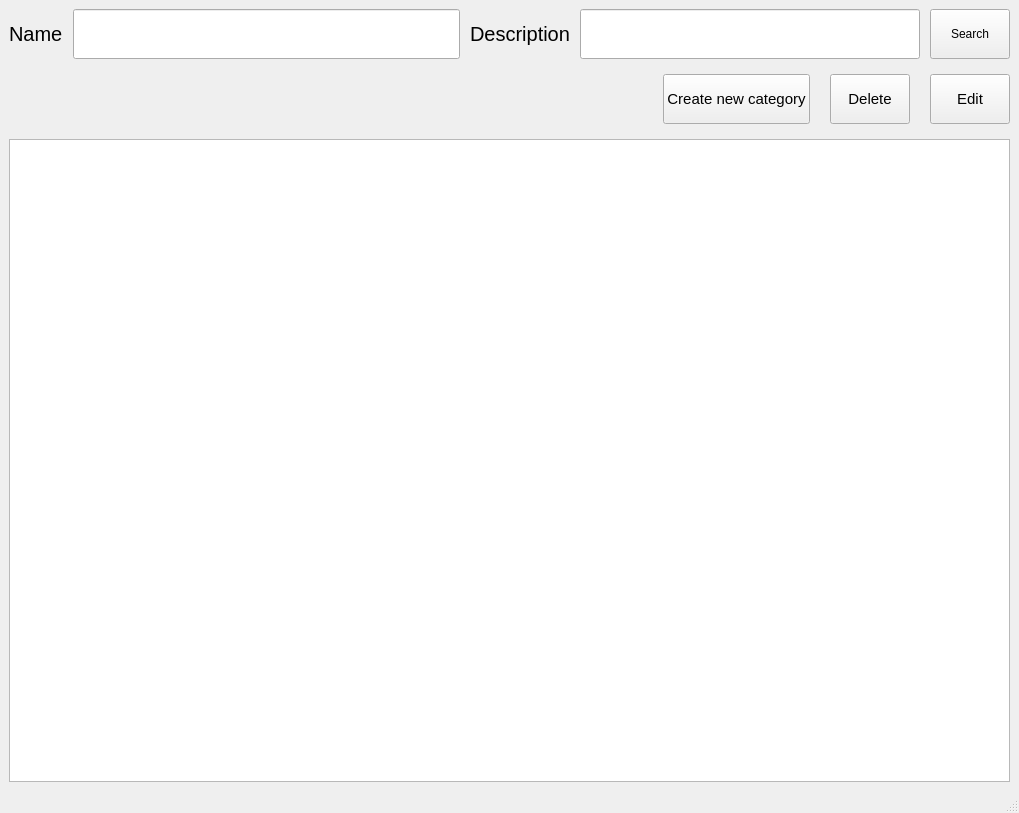
nasserahmed96/invoces_manager, file forms/category_manager.ui: the form before one commit.
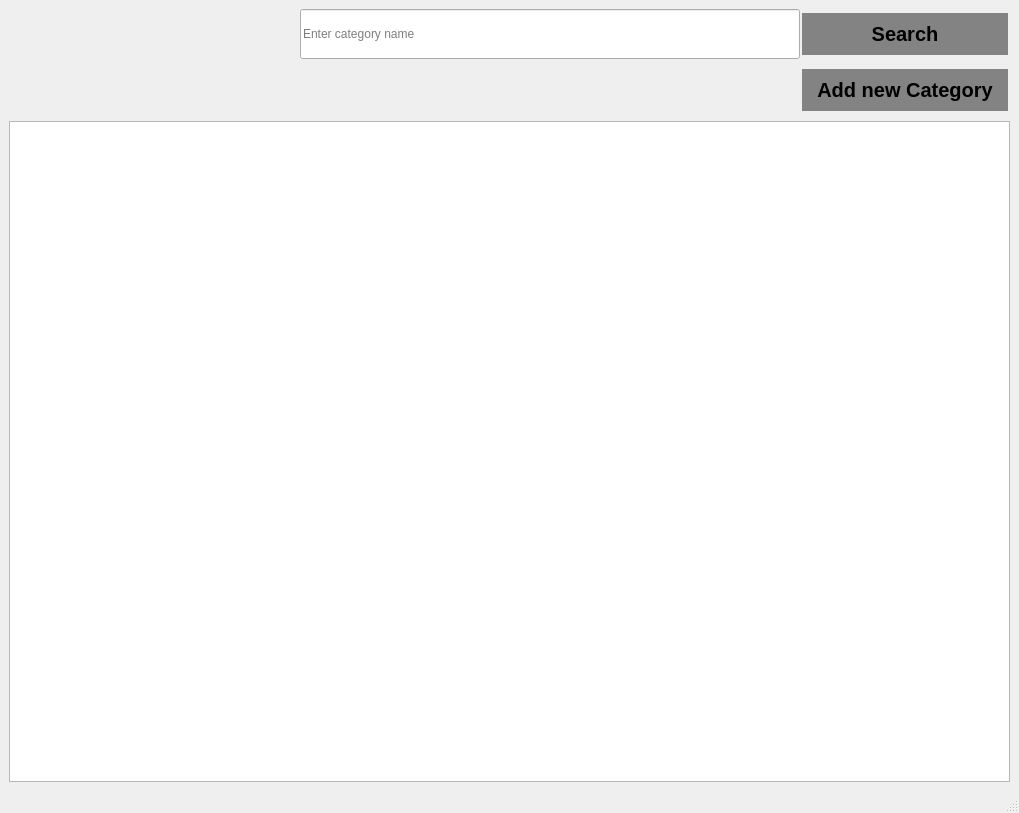
The form after the commit.

Commit message: Added create category, category search and accessing category from main window

```diff
--- a/forms/category_manager.ui
+++ b/forms/category_manager.ui
@@ -11,51 +11,69 @@
    </rect>
   </property>
   <property name="windowTitle">
-   <string>MainWindow</string>
+   <string>Categories main window</string>
+  </property>
+  <property name="styleSheet">
+   <string notr="true">QPushButton{
+  background-color: #D9D9D9;
+  border: none;
+  color: black;
+  text-align: center;
+  text-decoration: none;
+  margin: 4px 2px;
+}</string>
   </property>
   <widget class="QWidget" name="centralwidget">
-   <layout class="QVBoxLayout" name="verticalLayout_2">
-    <item>
+   <property name="styleSheet">
+    <string notr="true">QPushButton{
+  background-color: #838383;
+  border: none;
+  color: black;
+  text-align: center;
+  text-decoration: none;
+}
+QPushButton:hover{
+background-color: #585858;
+}
+QPushButton:pressed{
+background-color:rgb(54, 54, 54);
+}
+
+</string>
+   </property>
      <layout class="QVBoxLayout" name="verticalLayout">
-      <property name="spacing">
-       <number>15</number>
-      </property>
-      <item>
-       <layout class="QHBoxLayout" name="search_horizontal_layout">
-        <property name="spacing">
-         <number>10</number>
-        </property>
-        <property name="topMargin">
-         <number>0</number>
-        </property>
-        <property name="bottomMargin">
-         <number>0</number>
-        </property>
         <item>
          <layout class="QHBoxLayout" name="horizontalLayout">
+      <property name="spacing">
+       <number>0</number>
+      </property>
           <item>
-           <widget class="QLabel" name="name_label">
-            <property name="font">
-             <font>
-              <pointsize>15</pointsize>
-             </font>
-            </property>
-            <property name="text">
-             <string>Name</string>
-            </property>
-           </widget>
+       <spacer name="horizontalSpacer_2">
+        <property name="orientation">
+         <enum>Qt::Horizontal</enum>
+        </property>
+        <property name="sizeType">
+         <enum>QSizePolicy::Expanding</enum>
+        </property>
+        <property name="sizeHint" stdset="0">
+         <size>
+          <width>250</width>
+          <height>20</height>
+         </size>
+        </property>
+       </spacer>
           </item>
           <item>
            <widget class="QLineEdit" name="name_line_edit">
             <property name="sizePolicy">
-             <sizepolicy hsizetype="Expanding" vsizetype="Preferred">
+         <sizepolicy hsizetype="Preferred" vsizetype="Preferred">
               <horstretch>0</horstretch>
               <verstretch>0</verstretch>
              </sizepolicy>
             </property>
             <property name="minimumSize">
              <size>
-              <width>0</width>
+          <width>500</width>
               <height>50</height>
              </size>
             </property>
@@ -65,68 +83,43 @@
               <height>50</height>
              </size>
             </property>
-           </widget>
-          </item>
-         </layout>
-        </item>
-        <item>
-         <layout class="QHBoxLayout" name="horizontalLayout_2">
-          <item>
-           <widget class="QLabel" name="description_label">
-            <property name="font">
-             <font>
-              <pointsize>15</pointsize>
-             </font>
-            </property>
-            <property name="text">
-             <string>Description</string>
-            </property>
-           </widget>
-          </item>
-          <item>
-           <widget class="QLineEdit" name="description_line_edit">
-            <property name="sizePolicy">
-             <sizepolicy hsizetype="Expanding" vsizetype="Preferred">
-              <horstretch>0</horstretch>
-              <verstretch>0</verstretch>
-             </sizepolicy>
-            </property>
-            <property name="minimumSize">
-             <size>
-              <width>0</width>
-              <height>50</height>
-             </size>
-            </property>
-            <property name="maximumSize">
-             <size>
-              <width>16777215</width>
-              <height>50</height>
-             </size>
-            </property>
-           </widget>
-          </item>
-         </layout>
+        <property name="toolTip">
+         <string>Enter brand name</string>
+        </property>
+        <property name="placeholderText">
+         <string>Enter category name</string>
+        </property>
+       </widget>
         </item>
         <item>
          <widget class="QPushButton" name="search_btn">
           <property name="sizePolicy">
-           <sizepolicy hsizetype="Minimum" vsizetype="Preferred">
+         <sizepolicy hsizetype="Expanding" vsizetype="Preferred">
             <horstretch>0</horstretch>
             <verstretch>0</verstretch>
            </sizepolicy>
           </property>
           <property name="minimumSize">
            <size>
-            <width>0</width>
+          <width>100</width>
             <height>50</height>
            </size>
           </property>
           <property name="maximumSize">
            <size>
-            <width>16777215</width>
+          <width>210</width>
             <height>50</height>
            </size>
           </property>
+        <property name="font">
+         <font>
+          <pointsize>15</pointsize>
+          <italic>false</italic>
+          <bold>true</bold>
+          <underline>false</underline>
+          <strikeout>false</strikeout>
+         </font>
+        </property>
           <property name="text">
            <string>Search</string>
           </property>
@@ -137,16 +130,19 @@
       <item>
        <layout class="QHBoxLayout" name="horizontalLayout_4">
         <property name="spacing">
-         <number>20</number>
+       <number>0</number>
         </property>
         <item>
          <spacer name="horizontalSpacer">
           <property name="orientation">
            <enum>Qt::Horizontal</enum>
           </property>
+        <property name="sizeType">
+         <enum>QSizePolicy::Expanding</enum>
+        </property>
           <property name="sizeHint" stdset="0">
            <size>
-            <width>40</width>
+          <width>100</width>
             <height>20</height>
            </size>
           </property>
@@ -155,78 +151,33 @@
         <item>
          <widget class="QPushButton" name="create_btn">
           <property name="sizePolicy">
-           <sizepolicy hsizetype="Minimum" vsizetype="Preferred">
-            <horstretch>0</horstretch>
-            <verstretch>0</verstretch>
-           </sizepolicy>
-          </property>
-          <property name="maximumSize">
-           <size>
-            <width>165</width>
-            <height>50</height>
-           </size>
-          </property>
-          <property name="font">
-           <font>
-            <pointsize>11</pointsize>
-           </font>
-          </property>
-          <property name="text">
-           <string>Create new category</string>
-          </property>
-         </widget>
-        </item>
-        <item>
-         <widget class="QPushButton" name="delete_btn">
-          <property name="sizePolicy">
-           <sizepolicy hsizetype="Minimum" vsizetype="Preferred">
+         <sizepolicy hsizetype="Expanding" vsizetype="Preferred">
             <horstretch>0</horstretch>
             <verstretch>0</verstretch>
            </sizepolicy>
           </property>
           <property name="minimumSize">
            <size>
-            <width>0</width>
+          <width>100</width>
             <height>50</height>
            </size>
           </property>
           <property name="maximumSize">
            <size>
-            <width>150</width>
+          <width>210</width>
             <height>50</height>
            </size>
           </property>
           <property name="font">
            <font>
-            <pointsize>11</pointsize>
+          <pointsize>15</pointsize>
+          <bold>true</bold>
+          <underline>false</underline>
+          <strikeout>false</strikeout>
            </font>
           </property>
           <property name="text">
-           <string>Delete</string>
-          </property>
-         </widget>
-        </item>
-        <item>
-         <widget class="QPushButton" name="edit_btn">
-          <property name="sizePolicy">
-           <sizepolicy hsizetype="Minimum" vsizetype="Preferred">
-            <horstretch>0</horstretch>
-            <verstretch>0</verstretch>
-           </sizepolicy>
-          </property>
-          <property name="maximumSize">
-           <size>
-            <width>150</width>
-            <height>50</height>
-           </size>
-          </property>
-          <property name="font">
-           <font>
-            <pointsize>11</pointsize>
-           </font>
-          </property>
-          <property name="text">
-           <string>Edit</string>
+         <string>Add new Category</string>
           </property>
          </widget>
         </item>
@@ -234,15 +185,16 @@
       </item>
       <item>
        <widget class="QTableView" name="category_table_view">
-        <property name="sizePolicy">
-         <sizepolicy hsizetype="Expanding" vsizetype="Expanding">
-          <horstretch>0</horstretch>
-          <verstretch>0</verstretch>
-         </sizepolicy>
-        </property>
-       </widget>
-      </item>
-     </layout>
+      <attribute name="horizontalHeaderCascadingSectionResizes">
+       <bool>true</bool>
+      </attribute>
+      <attribute name="horizontalHeaderShowSortIndicator" stdset="0">
+       <bool>true</bool>
+      </attribute>
+      <attribute name="horizontalHeaderStretchLastSection">
+       <bool>true</bool>
+      </attribute>
+     </widget>
     </item>
    </layout>
   </widget>
```
Left out of the diff: 6 changed lines with no effect on the pictures. Lines whose indentation alone changed are shown as unchanged. The commit also changes 11 other files.
